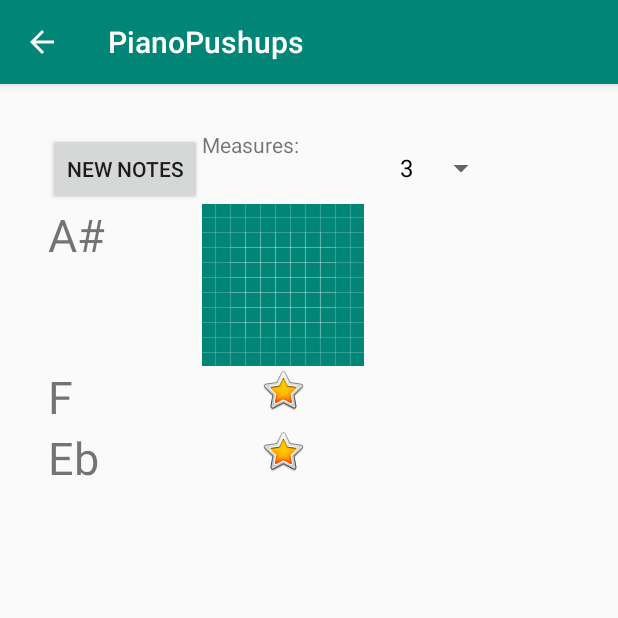
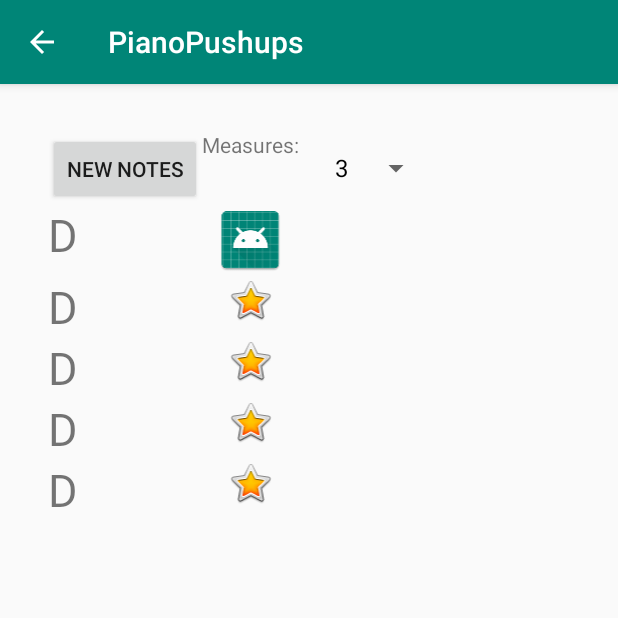
Before and after one commit to wojowoof/PianoPushups, an Android app: the NotePractice2 screen opened directly, with no data from a screen before it, after a tap on "NEW NOTES", on a phone screen of 412 x 824 dp, the top half of it. Run offline under Robolectric (Android 15) with nearby library versions, the phone set to English and light mode, and no system bars.

Commit message:
Intermediate state; scrambling the notes, updating the text

```diff
--- a/app/src/main/java/com/wojones/pianopushups/NotePractice2.java
+++ b/app/src/main/java/com/wojones/pianopushups/NotePractice2.java
@@ -8,10 +8,12 @@ import android.widget.AdapterView;
 import android.widget.ArrayAdapter;
 import android.widget.ImageView;
 import android.widget.Spinner;
+import android.widget.TableRow;
 import android.widget.TextView;
 import android.widget.Toast;
 
 import java.util.Arrays;
+import java.util.Random;
 
 public class NotePractice2 extends AppCompatActivity
         implements AdapterView.OnItemSelectedListener {
@@ -30,6 +32,7 @@ public class NotePractice2 extends AppCompatActivity
 
     Integer[] measures_values = new Integer[] {2, 3, 4, 5};
     Integer measures = 3;
+    private String[] note_values = new String[5];
 
     @Override
     protected void onCreate(Bundle savedInstanceState) {
@@ -40,26 +43,47 @@ public class NotePractice2 extends AppCompatActivity
         spnr.setOnItemSelectedListener(this);
 
         ArrayAdapter<Integer> adptr =
-                new ArrayAdapter<Integer>(this, R.layout.support_simple_spinner_dropdown_item,
+                new ArrayAdapter<>(this, R.layout.support_simple_spinner_dropdown_item,
                         measures_values);
         adptr.setDropDownViewResource(R.layout.support_simple_spinner_dropdown_item);
         spnr.setAdapter(adptr);
 
         spnr.setSelection(Arrays.asList(measures_values).indexOf(measures));
+        scrambleNotes();
+        applyNotes();
     }
 
     public void scrambleNotes() {
         Log.i(LOGTAG, "Scrambling!");
-        TextView tv1 = findViewById(R.id.noteOneText);
+        for (int i = 0; i < note_values.length; i++) {
+            int noteidx = new Random().nextInt(notes.length);
+            noteidx = 3 * (noteidx / 3);
+            Log.i(LOGTAG, "Note #" + i + ": " + notes[noteidx] + " (" + noteidx + ")");
+            note_values[i] = notes[noteidx];
+        }
+    }
+
+    private void applyNotes() {
+        for (int i = 0; i < note_values.length; i++) {
+            TextView tv = findViewById(getResources().getIdentifier("noteText" + (i+1), "id", getPackageName()));
+            int resid_one = getResources().getIdentifier(note_values[i], "string", getPackageName());
+            Log.i(LOGTAG, "apply" + i + ": " + note_values[i]);
+            tv.setText(resid_one);
+        }
+        //TextView tv1 = findViewById(R.id.noteText1);
         //tv1.setText(getString(R.string.notes_D_sharp));
-        int resid_one = getResources().getIdentifier(notes[2], "string", getPackageName());
-        tv1.setText(resid_one);
-        ImageView iv1 = findViewById(R.id.noteOneImg);
-        iv1.setImageResource(R.drawable.ic_launcher_background);
+        //TextView tv = findViewById(getResources().getIdentifier("noteText" + 1, "id", getPackageName()));
+
+        //int resid_one = getResources().getIdentifier(note_values[0], "string", getPackageName());
+        //tv1.setText(resid_one);
+        //tv.setText(resid_one);
+        //ImageView iv1 = findViewById(R.id.noteOneImg);
+        //iv1.setImageResource(R.drawable.ic_launcher_background);
     }
 
     public void notesButtonPressed(View vw) {
         scrambleNotes();
+        applyNotes();
     }
 
     public void setRowCount(Integer rows) {
--- a/app/src/main/res/layout/activity_note_practice2.xml
+++ b/app/src/main/res/layout/activity_note_practice2.xml
@@ -21,8 +21,9 @@
         app:layout_constraintTop_toTopOf="parent">
 
         <TableRow
+            android:id="@+id/tablerow0"
             android:layout_width="match_parent"
-            android:layout_height="wrap_content">
+            android:layout_height="match_parent">
 
             <Button
                 android:id="@+id/button3"
@@ -55,11 +56,12 @@
         </TableRow>
 
         <TableRow
+            android:id="@+id/tablerow1"
             android:layout_width="match_parent"
             android:layout_height="match_parent">
 
             <TextView
-                android:id="@+id/noteOneText"
+                android:id="@+id/noteText1"
                 android:layout_width="wrap_content"
                 android:layout_height="wrap_content"
                 android:layout_marginStart="16dp"
@@ -70,7 +72,7 @@
                 tools:layout_editor_absoluteY="81dp" />
 
             <ImageView
-                android:id="@+id/noteOneImg"
+                android:id="@+id/noteImg1"
                 android:layout_width="wrap_content"
                 android:layout_height="wrap_content"
                 android:contentDescription="@string/image_descrip_notes2play"
@@ -79,11 +81,12 @@
         </TableRow>
 
         <TableRow
+            android:id="@+id/tablerow2"
             android:layout_width="match_parent"
             android:layout_height="match_parent">
 
             <TextView
-                android:id="@+id/noteTwoText"
+                android:id="@+id/noteText2"
                 android:layout_width="wrap_content"
                 android:layout_height="wrap_content"
                 android:layout_marginStart="16dp"
@@ -94,7 +97,7 @@
                 tools:layout_editor_absoluteY="81dp" />
 
             <ImageView
-                android:id="@+id/noteTwoImg"
+                android:id="@+id/noteImg2"
                 android:layout_width="wrap_content"
                 android:layout_height="wrap_content"
                 android:contentDescription="@string/image_descrip_notes2play"
@@ -102,11 +105,12 @@
         </TableRow>
 
         <TableRow
+            android:id="@+id/tablerow3"
             android:layout_width="match_parent"
             android:layout_height="match_parent">
 
             <TextView
-                android:id="@+id/noteThreeText"
+                android:id="@+id/noteText3"
                 android:layout_width="wrap_content"
                 android:layout_height="wrap_content"
                 android:layout_marginStart="16dp"
@@ -117,7 +121,55 @@
                 tools:layout_editor_absoluteY="81dp" />
 
             <ImageView
-                android:id="@+id/noteThreeImg"
+                android:id="@+id/noteImg3"
+                android:layout_width="wrap_content"
+                android:layout_height="wrap_content"
+                android:contentDescription="@string/image_descrip_notes2play"
+                app:srcCompat="@android:drawable/btn_star_big_on" />
+        </TableRow>
+
+        <TableRow
+            android:id="@+id/tablerow4"
+            android:layout_width="match_parent"
+            android:layout_height="match_parent">
+
+            <TextView
+                android:id="@+id/noteText4"
+                android:layout_width="wrap_content"
+                android:layout_height="wrap_content"
+                android:layout_marginStart="16dp"
+                android:layout_marginLeft="16dp"
+                android:text="@string/notes_E_flat"
+                android:textSize="30sp"
+                app:layout_constraintStart_toStartOf="parent"
+                tools:layout_editor_absoluteY="81dp" />
+
+            <ImageView
+                android:id="@+id/noteImg4"
+                android:layout_width="wrap_content"
+                android:layout_height="wrap_content"
+                android:contentDescription="@string/image_descrip_notes2play"
+                app:srcCompat="@android:drawable/btn_star_big_on" />
+        </TableRow>
+
+        <TableRow
+            android:id="@+id/tablerow5"
+            android:layout_width="match_parent"
+            android:layout_height="match_parent">
+
+            <TextView
+                android:id="@+id/noteText5"
+                android:layout_width="wrap_content"
+                android:layout_height="wrap_content"
+                android:layout_marginStart="16dp"
+                android:layout_marginLeft="16dp"
+                android:text="@string/notes_E_flat"
+                android:textSize="30sp"
+                app:layout_constraintStart_toStartOf="parent"
+                tools:layout_editor_absoluteY="81dp" />
+
+            <ImageView
+                android:id="@+id/noteImg5"
                 android:layout_width="wrap_content"
                 android:layout_height="wrap_content"
                 android:contentDescription="@string/image_descrip_notes2play"
```
